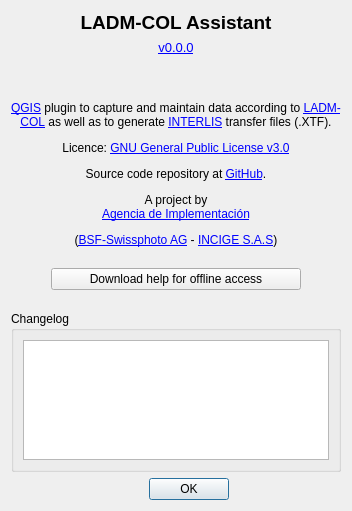
First picture: the form in asistente_ladm_col/ui/dialogs/dlg_about.ui, repository SwissTierrasColombia/Asistente-LADM-COL, before the edit.
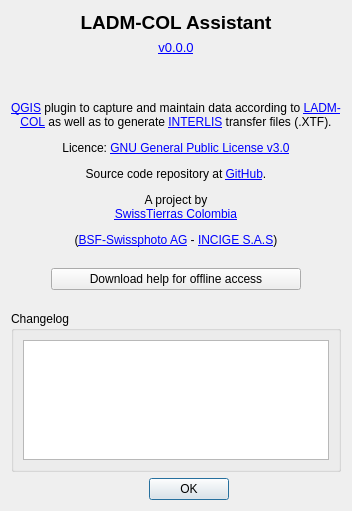
Second picture: the form after the edit. Icons and pictures are not drawn. Custom widgets are drawn as their Qt base class.

Commit message: Change references to Proadmintierra and Agencia de Implementación by SwissTierras Colombia

What changed in the file:
```diff
--- a/asistente_ladm_col/ui/dialogs/dlg_about.ui
+++ b/asistente_ladm_col/ui/dialogs/dlg_about.ui
@@ -58,7 +58,7 @@
    <item row="5" column="0" colspan="2">
     <widget class="QLabel" name="label">
      <property name="text">
-      <string>&lt;html&gt;&lt;head/&gt;&lt;body&gt;&lt;p align=&quot;center&quot;&gt;&lt;a href=&quot;http://qgis.org&quot;&gt;&lt;span style=&quot; text-decoration: underline; color:#0000ff;&quot;&gt;QGIS&lt;/span&gt;&lt;/a&gt; plugin to capture and maintain data according to &lt;a href=&quot;https://github.com/AgenciaImplementacion/LADM_COL&quot;&gt;&lt;span style=&quot; text-decoration: underline; color:#0000ff;&quot;&gt;LADM-COL&lt;/span&gt;&lt;/a&gt; as well as to generate &lt;a href=&quot;https://www.interlis.ch/en&quot;&gt;&lt;span style=&quot; text-decoration: underline; color:#0000ff;&quot;&gt;INTERLIS&lt;/span&gt;&lt;/a&gt; transfer files (.XTF).&lt;/p&gt;&lt;p align=&quot;center&quot;&gt;Licence: &lt;a href=&quot;https://github.com/AgenciaImplementacion/Asistente-LADM-COL/blob/master/LICENSE&quot;&gt;&lt;span style=&quot; text-decoration: underline; color:#0000ff;&quot;&gt;GNU General Public License v3.0&lt;/span&gt;&lt;/a&gt;&lt;/p&gt;&lt;p align=&quot;center&quot;&gt;Source code repository at &lt;a href=&quot;https://github.com/AgenciaImplementacion/Asistente-LADM-COL&quot;&gt;&lt;span style=&quot; text-decoration: underline; color:#0000ff;&quot;&gt;GitHub&lt;/span&gt;&lt;/a&gt;.&lt;/p&gt;&lt;p align=&quot;center&quot;&gt;A project by&lt;br/&gt;&lt;a href=&quot;https://www.proadmintierra.info/&quot;&gt;&lt;span style=&quot; text-decoration: underline; color:#0000ff;&quot;&gt;Agencia de Implementación&lt;/span&gt;&lt;/a&gt;&lt;/p&gt;&lt;p align=&quot;center&quot;&gt;(&lt;a href=&quot;http://bsf-swissphoto.com/&quot;&gt;&lt;span style=&quot; text-decoration: underline; color:#0000ff;&quot;&gt;BSF-Swissphoto AG&lt;/span&gt;&lt;/a&gt; - &lt;a href=&quot;http://www.incige.com/&quot;&gt;&lt;span style=&quot; text-decoration: underline; color:#0000ff;&quot;&gt;INCIGE S.A.S&lt;/span&gt;&lt;/a&gt;)&lt;/p&gt;&lt;/body&gt;&lt;/html&gt;</string>
+      <string>&lt;html&gt;&lt;head/&gt;&lt;body&gt;&lt;p align=&quot;center&quot;&gt;&lt;a href=&quot;http://qgis.org&quot;&gt;&lt;span style=&quot; text-decoration: underline; color:#0000ff;&quot;&gt;QGIS&lt;/span&gt;&lt;/a&gt; plugin to capture and maintain data according to &lt;a href=&quot;https://github.com/SwissTierrasColombia/LADM_COL&quot;&gt;&lt;span style=&quot; text-decoration: underline; color:#0000ff;&quot;&gt;LADM-COL&lt;/span&gt;&lt;/a&gt; as well as to generate &lt;a href=&quot;https://www.interlis.ch/en&quot;&gt;&lt;span style=&quot; text-decoration: underline; color:#0000ff;&quot;&gt;INTERLIS&lt;/span&gt;&lt;/a&gt; transfer files (.XTF).&lt;/p&gt;&lt;p align=&quot;center&quot;&gt;Licence: &lt;a href=&quot;https://github.com/SwissTierrasColombia/Asistente-LADM-COL/blob/master/LICENSE&quot;&gt;&lt;span style=&quot; text-decoration: underline; color:#0000ff;&quot;&gt;GNU General Public License v3.0&lt;/span&gt;&lt;/a&gt;&lt;/p&gt;&lt;p align=&quot;center&quot;&gt;Source code repository at &lt;a href=&quot;https://github.com/SwissTierrasColombia/Asistente-LADM-COL&quot;&gt;&lt;span style=&quot; text-decoration: underline; color:#0000ff;&quot;&gt;GitHub&lt;/span&gt;&lt;/a&gt;.&lt;/p&gt;&lt;p align=&quot;center&quot;&gt;A project by&lt;br/&gt;&lt;a href=&quot;https://swisstierrascolombia.com&quot;&gt;&lt;span style=&quot; text-decoration: underline; color:#0000ff;&quot;&gt;SwissTierras Colombia&lt;/span&gt;&lt;/a&gt;&lt;/p&gt;&lt;p align=&quot;center&quot;&gt;(&lt;a href=&quot;http://bsf-swissphoto.com/&quot;&gt;&lt;span style=&quot; text-decoration: underline; color:#0000ff;&quot;&gt;BSF-Swissphoto AG&lt;/span&gt;&lt;/a&gt; - &lt;a href=&quot;http://www.incige.com/&quot;&gt;&lt;span style=&quot; text-decoration: underline; color:#0000ff;&quot;&gt;INCIGE S.A.S&lt;/span&gt;&lt;/a&gt;)&lt;/p&gt;&lt;/body&gt;&lt;/html&gt;</string>
      </property>
      <property name="wordWrap">
       <bool>true</bool>
```
The commit also changes 8 other files.
